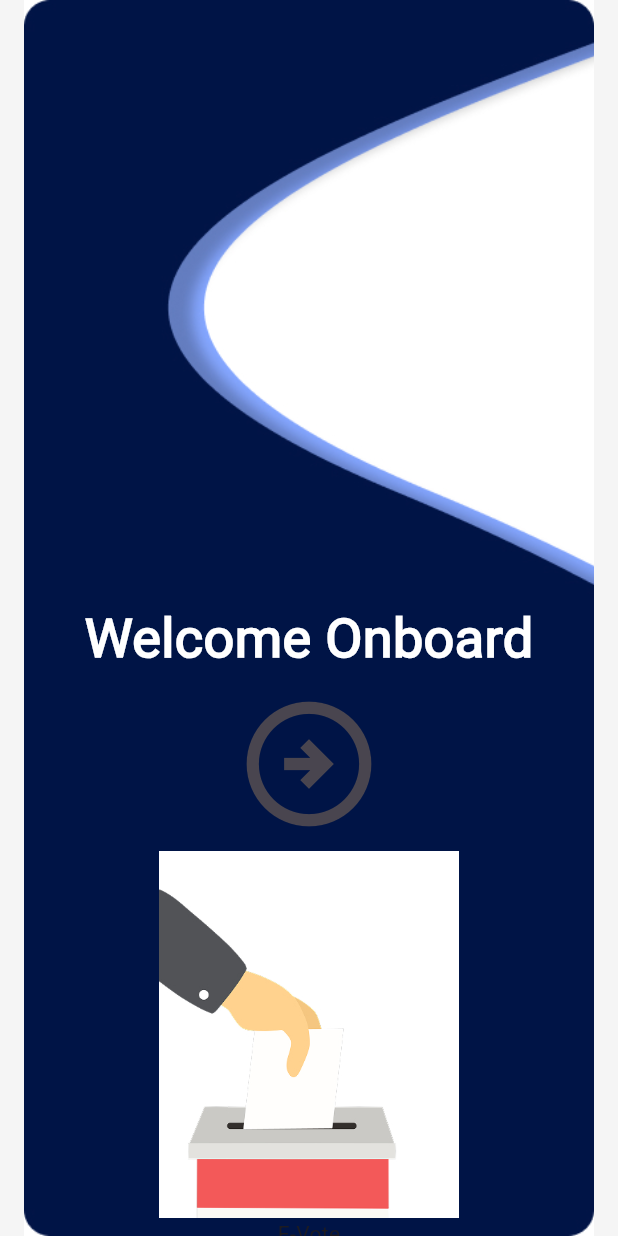
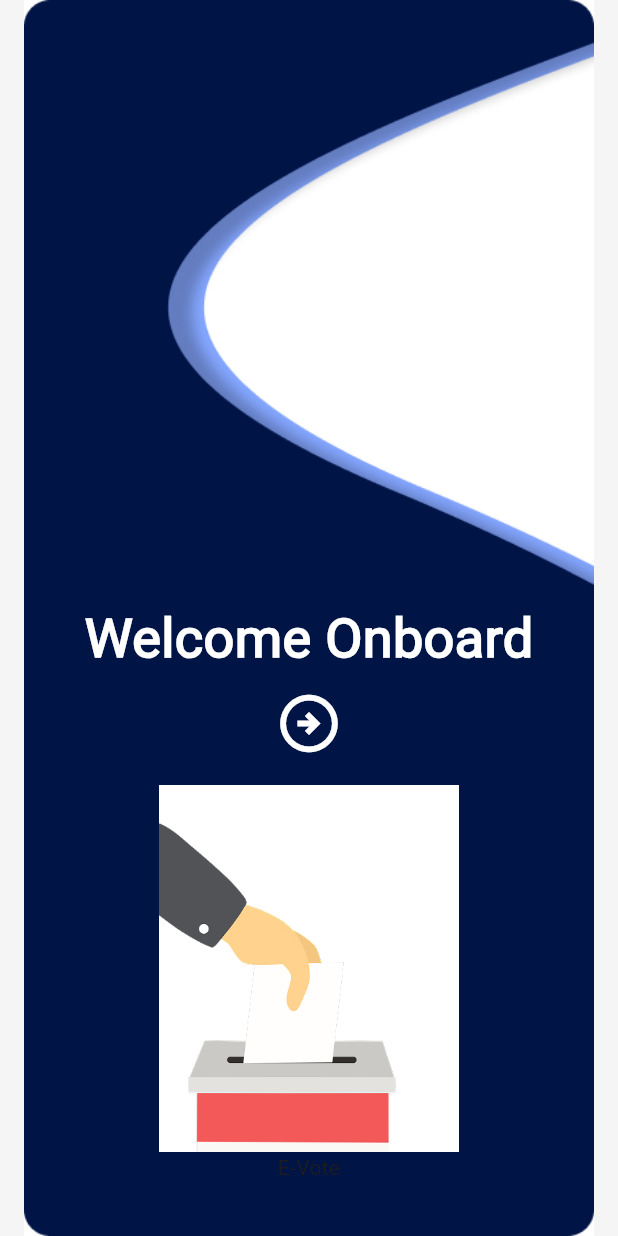
Before and after one commit to Nita9ice/e_vote, a Flutter app: the screen it shows after launch, on a phone screen of 412 x 824 dp. Run offline on Flutter 3.47's test engine with Material 3 defaults, Android fonts, the phone set to English and light mode, and no system bars.

Commit message:
icon size

```diff
--- a/lib/screens/welcome.dart
+++ b/lib/screens/welcome.dart
@@ -45,8 +45,11 @@ class _WelcomeScreenState extends State<WelcomeScreen> {
                    // Navigate to login password screen
                           Navigator.pushNamed(context, '/login');
                 }, icon:Icon(Icons.arrow_circle_right_outlined,
-                size: 100,
+                size: 46,
+                color: Color.fromRGBO(255, 255, 255, 1,)
                 ), ),
+
+                SizedBox(height: 10,),
 
 
               Image.asset('assets/images/logo2.jpg',
```
